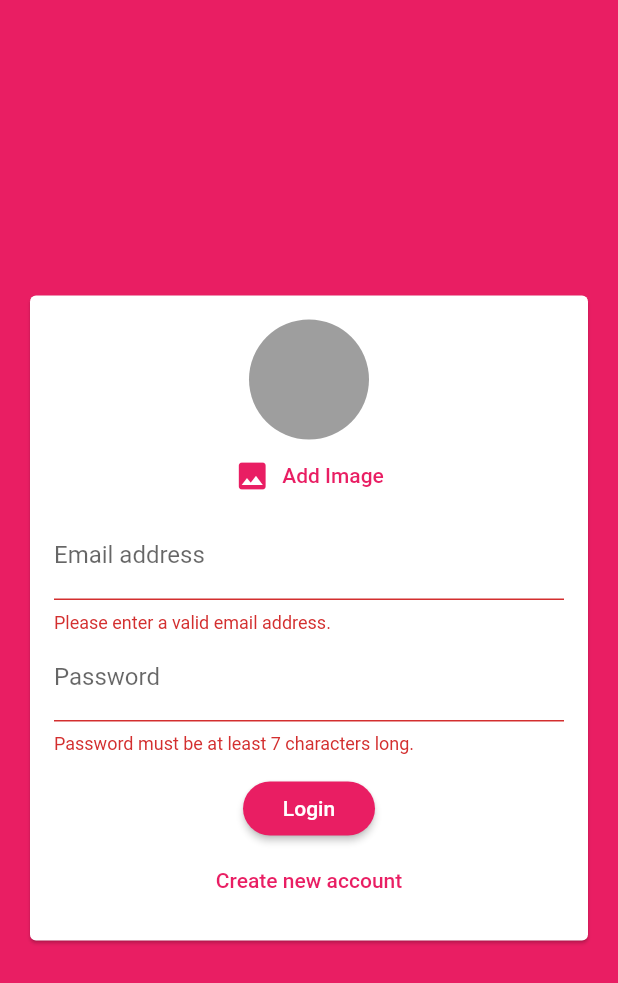
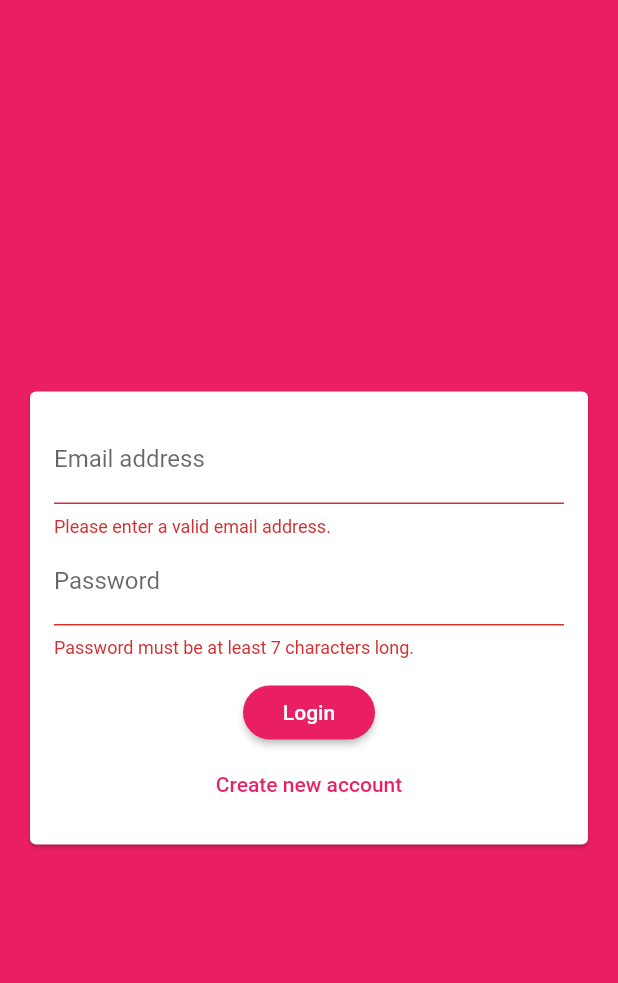
Before and after one commit to daopmdean/the-chat, a Flutter app: the screen it shows after launch, after a tap on "Login", on a phone screen of 412 x 824 dp. Shown: the top 983 px of the screen. Run offline on Flutter 3.47's test engine with Material 2 defaults, Android fonts, the phone set to English and light mode, and no system bars; our stand-ins replace cloud_firestore, firebase_auth, firebase_core, image_picker; accounts and stored records are empty.

Commit message:
image picker validation

```diff
--- a/lib/widget/auth_form.dart
+++ b/lib/widget/auth_form.dart
@@ -1,3 +1,5 @@
+import 'dart:io';
+
 import 'package:flutter/material.dart';
 import 'package:the_chat/widget/user_image_picker.dart';
 
@@ -28,10 +30,26 @@ class _AuthFormState extends State<AuthForm> {
   var _userName = '';
   var _userPassword = '';
   var _isLogin = true;
+  File? _image;
+
+  void pickImage(File pickedImage) {
+    _image = pickedImage;
+  }
 
   void _trySubmit() {
+    FocusScope.of(context).unfocus();
+
+    if (_image == null && !_isLogin) {
+      ScaffoldMessenger.of(context).showSnackBar(
+        SnackBar(
+          content: const Text('Please pick an image'),
+          backgroundColor: Theme.of(context).errorColor,
+        ),
+      );
+      return;
+    }
+
     final isValid = _formKey.currentState!.validate();
-    FocusScope.of(context).unfocus();
     if (!isValid) {
       return;
     }
@@ -53,7 +71,7 @@ class _AuthFormState extends State<AuthForm> {
               child: Column(
                 mainAxisSize: MainAxisSize.min,
                 children: <Widget>[
-                  UserImagePicker(),
+                  if (!_isLogin) UserImagePicker(pickImage),
                   TextFormField(
                     key: const ValueKey('email'),
                     validator: (value) {
--- a/pubspec.yaml
+++ b/pubspec.yaml
@@ -38,6 +38,7 @@ dependencies:
   firebase_core: ^1.16.0
   firebase_auth: ^3.3.17
   cloud_firestore: ^3.1.14
+  firebase_storage: ^10.2.15
 
   image_picker: ^0.8.5
 
```
Also changed, not shown: lib/widget/message_bubble.dart (+6 -2 lines), lib/widget/user_image_picker.dart (+9 -1 lines), pubspec.lock.
